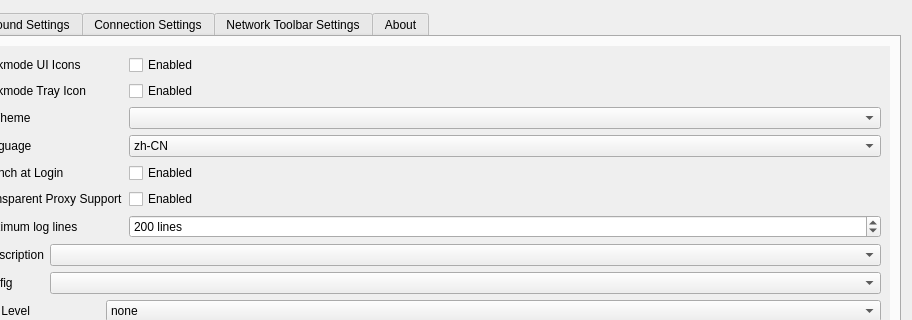
darsvador/qvssr, file src/ui/w_PreferencesWindow.ui: the form before one commit; both pictures show x 158 to 1070 and y 0 to 320 of the 1070 by 653 pixel window.
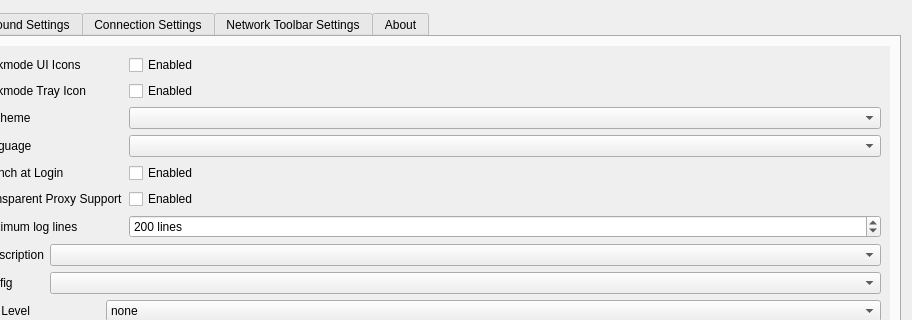
The form after the commit. Icons and pictures are not drawn.

What changed in the file:
```diff
--- a/src/ui/w_PreferencesWindow.ui
+++ b/src/ui/w_PreferencesWindow.ui
@@ -160,16 +160,6 @@
                  <height>0</height>
                 </size>
                </property>
-               <item>
-                <property name="text">
-                 <string>zh-CN</string>
-                </property>
-               </item>
-               <item>
-                <property name="text">
-                 <string>en-US</string>
-                </property>
-               </item>
               </widget>
              </item>
              <item row="1" column="1">
```
